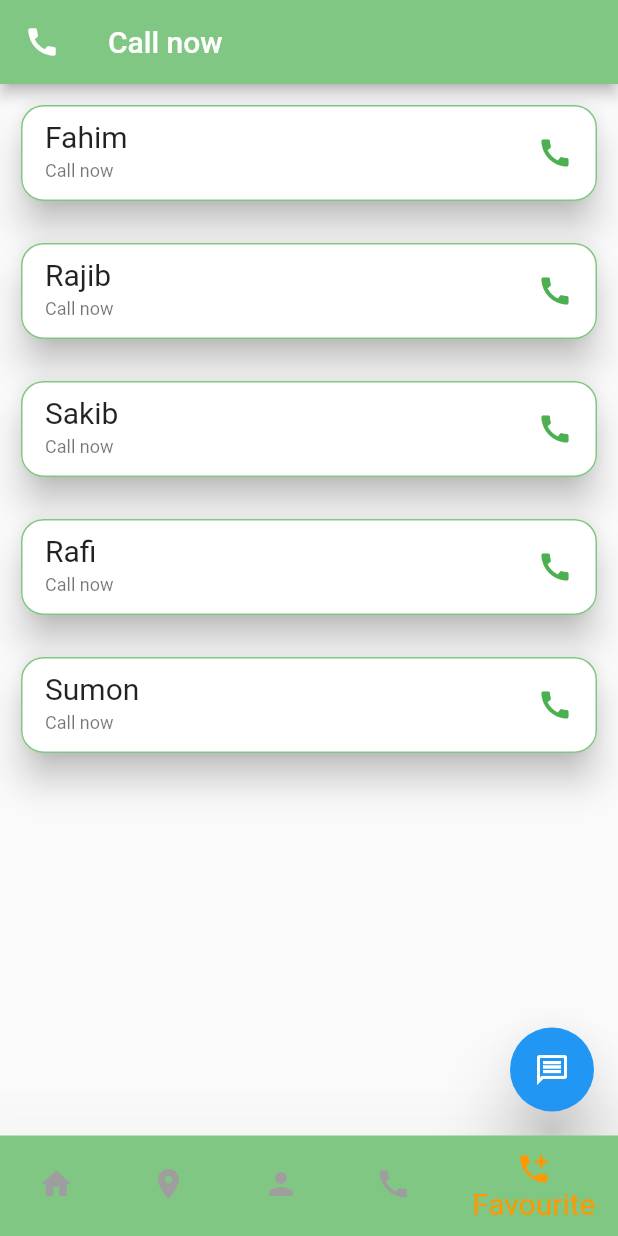
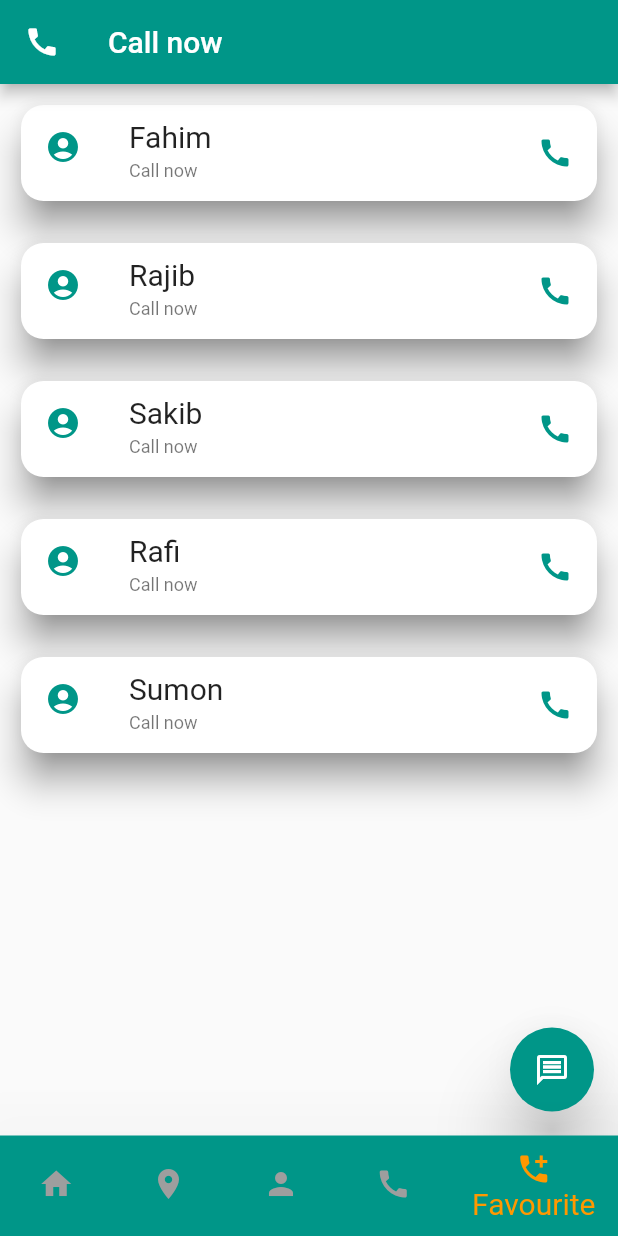
Before and after one commit to Sahim98/flutter-application, a Flutter app: the screen it shows after launch, item 5 of the bottom bar chosen, on a phone screen of 412 x 824 dp. Run offline on Flutter 3.47's test engine with Material 2 defaults, Android fonts, the phone set to English and light mode, and no system bars; our stand-ins replace flutter_slider_drawer, liquid_swipe; missing offline and left inert: flutter_phone_direct_caller, flutter_sms.

Commit message:
favourite changed

```diff
--- a/lib/Adult.dart
+++ b/lib/Adult.dart
@@ -28,7 +28,7 @@ class _AdultState extends State<Adult> {
               new Expanded(
                 flex: 1,
                 child: new SingleChildScrollView(
-                    scrollDirection: Axis.vertical, //.horizontal
+                    scrollDirection: Axis.vertical,
                     child: Column(
                       children: [
                         Text(
--- a/lib/Favourite.dart
+++ b/lib/Favourite.dart
@@ -33,6 +33,7 @@ class Favourite extends StatelessWidget {
   @override
   Widget build(BuildContext context) => new Scaffold(
       floatingActionButton: FloatingActionButton(
+        backgroundColor: Colors.teal,
         elevation: 20,
         onPressed: () {
           _sendSMS(message, recipients);
@@ -42,7 +43,7 @@ class Favourite extends StatelessWidget {
       appBar: new AppBar(
         title: const Text("Call now"),
         leading: Icon(Icons.call),
-        backgroundColor: Colors.green[300],
+        backgroundColor: Colors.teal,
       ),
       body: ListView.builder(itemBuilder: itemBuilder, itemCount: name.length));
 
@@ -51,9 +52,10 @@ class Favourite extends StatelessWidget {
       padding: const EdgeInsets.all(10.0),
       child: Card(
         elevation: 10,
+        shadowColor: Colors.grey[800],
         shape: RoundedRectangleBorder(
           side: BorderSide(
-            color: Colors.green.shade300,
+            color: Colors.transparent,
           ),
           borderRadius: BorderRadius.circular(15.0),
         ),
@@ -65,8 +67,10 @@ class Favourite extends StatelessWidget {
             style: TextStyle(fontSize: 20),
           ),
           subtitle: Text("Call now"),
+          leading: Icon(Icons.account_circle_rounded, color: Colors.teal),
           trailing: Icon(
             Icons.call,
+            color: Colors.teal,
           ),
           onTap: () => launch('tel:+88${recipients[index]}'),
         ),
--- a/lib/main.dart
+++ b/lib/main.dart
@@ -75,7 +75,7 @@ class _MyAppState extends State<MyApp> {
                 icon: Icon(Icons.call),
                 label: 'HelpLine'),
             BottomNavigationBarItem(
-                backgroundColor: Colors.green[300],
+                backgroundColor: Colors.teal,
                 icon: Icon(Icons.add_call),
                 label: 'Favourite'),
           ],
```
Also changed, not shown: lib/Home.dart (+10 -10 lines), lib/Profile.dart (+40 -0 lines).
